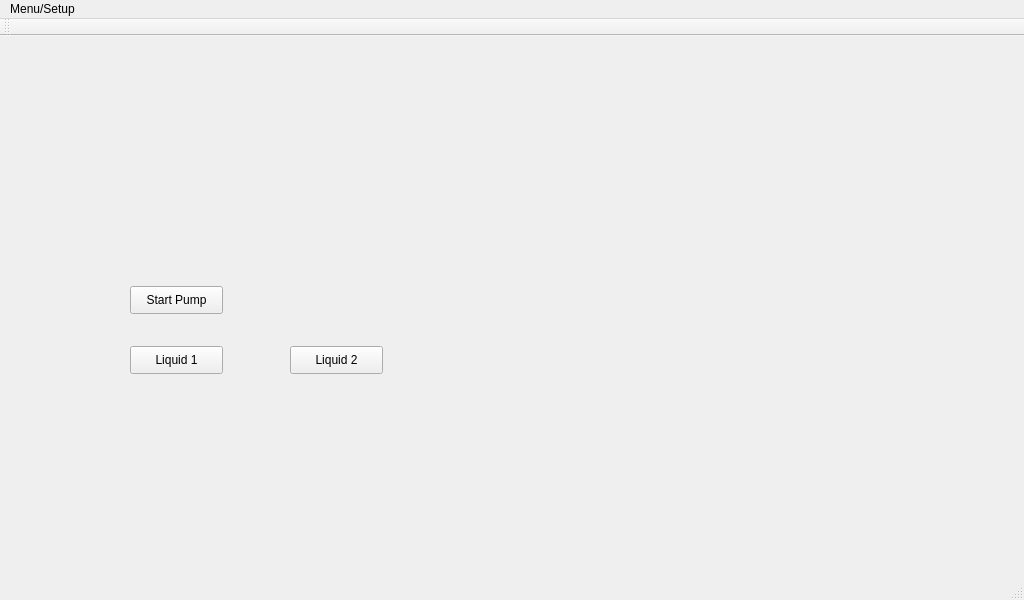
atraastrum/project-a-elec-e8002, file user-interface/ExperimentControl/mainwindow.ui: the form before one commit.
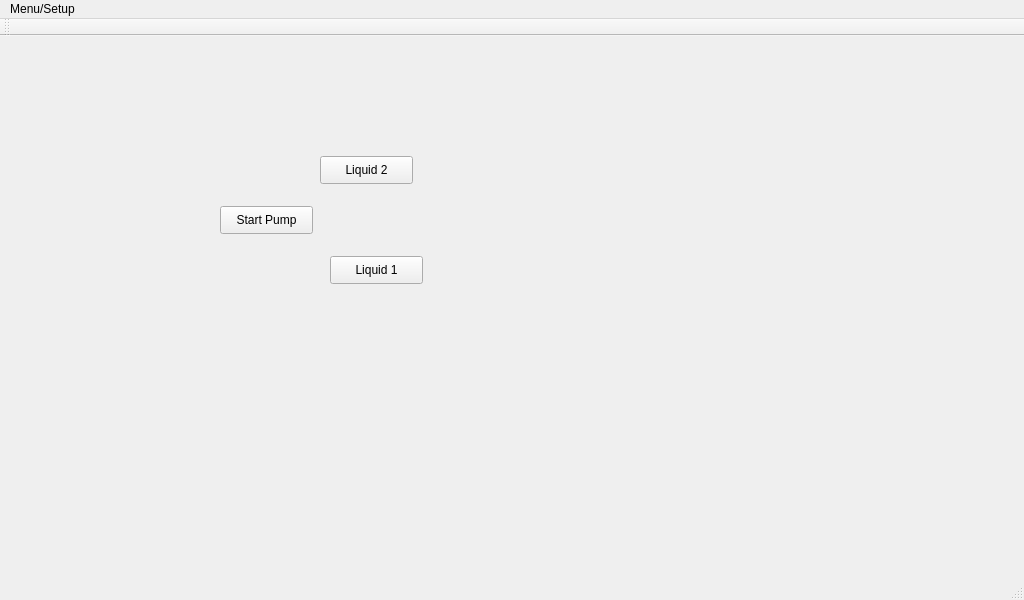
The form after the commit.

Commit message: Moved buttons

Diff of the .ui file:
```diff
--- a/user-interface/ExperimentControl/mainwindow.ui
+++ b/user-interface/ExperimentControl/mainwindow.ui
@@ -14,11 +14,24 @@
    <string>MainWindow</string>
   </property>
   <widget class="QWidget" name="centralWidget">
+   <widget class="QPushButton" name="liquid2Button">
+    <property name="geometry">
+     <rect>
+      <x>320</x>
+      <y>120</y>
+      <width>93</width>
+      <height>28</height>
+     </rect>
+    </property>
+    <property name="text">
+     <string>Liquid 2</string>
+    </property>
+   </widget>
    <widget class="QPushButton" name="startPumpButton">
     <property name="geometry">
      <rect>
-      <x>130</x>
-      <y>250</y>
+      <x>220</x>
+      <y>170</y>
       <width>93</width>
       <height>28</height>
      </rect>
@@ -33,8 +46,8 @@
    <widget class="QPushButton" name="liquid1Button">
     <property name="geometry">
      <rect>
-      <x>130</x>
-      <y>310</y>
+      <x>330</x>
+      <y>220</y>
       <width>93</width>
       <height>28</height>
      </rect>
@@ -43,19 +56,6 @@
      <string>Liquid 1</string>
     </property>
    </widget>
-   <widget class="QPushButton" name="liquid2Button">
-    <property name="geometry">
-     <rect>
-      <x>290</x>
-      <y>310</y>
-      <width>93</width>
-      <height>28</height>
-     </rect>
-    </property>
-    <property name="text">
-     <string>Liquid 2</string>
-    </property>
-   </widget>
   </widget>
   <widget class="QMenuBar" name="menuBar">
    <property name="geometry">
```
